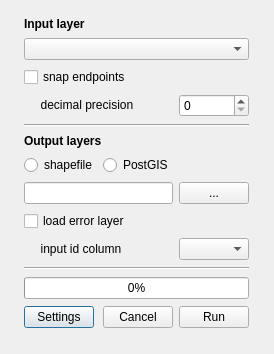
spacesyntax/Rcl-topology-cleaner, file road_network_cleaner_dialog_base.ui: the form before one commit.
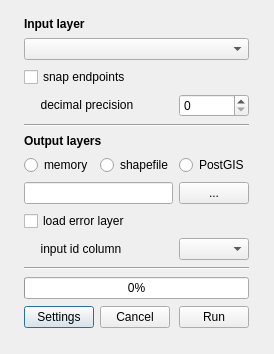
The form after the commit.

Diff of the .ui file:
```diff
--- a/road_network_cleaner_dialog_base.ui
+++ b/road_network_cleaner_dialog_base.ui
@@ -112,13 +112,6 @@
        </property>
       </widget>
      </item>
-     <item row="8" column="0">
-      <widget class="QRadioButton" name="shpRadioButton">
-       <property name="text">
-        <string>shapefile</string>
-       </property>
-      </widget>
-     </item>
      <item row="10" column="0" colspan="2">
       <widget class="QLineEdit" name="outputCleaned">
        <property name="sizePolicy">
@@ -268,13 +261,27 @@
        </property>
       </widget>
      </item>
-     <item row="8" column="1">
+     <item row="8" column="2">
       <widget class="QRadioButton" name="postGISRadioButton">
        <property name="text">
         <string>PostGIS</string>
        </property>
       </widget>
      </item>
+     <item row="8" column="1">
+      <widget class="QRadioButton" name="shpRadioButton">
+       <property name="text">
+        <string>shapefile</string>
+       </property>
+      </widget>
+     </item>
+     <item row="8" column="0">
+      <widget class="QRadioButton" name="radioButton">
+       <property name="text">
+        <string>memory</string>
+       </property>
+      </widget>
+     </item>
     </layout>
    </item>
   </layout>
```
Left out of the diff: 11 changed lines with no effect on the pictures.
